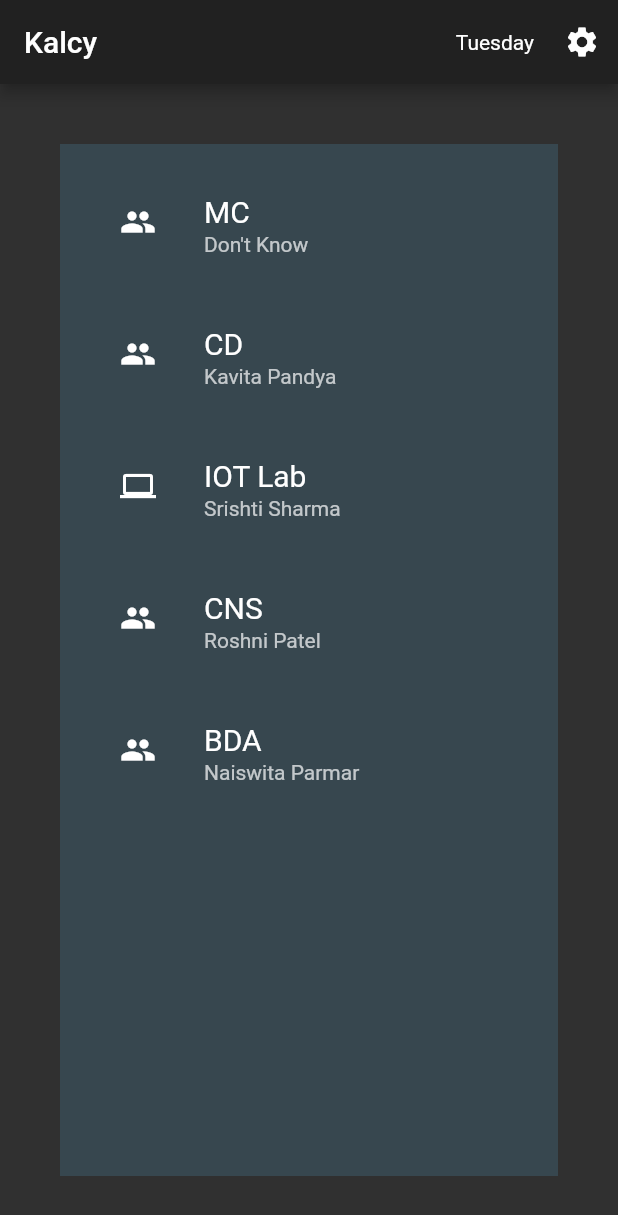
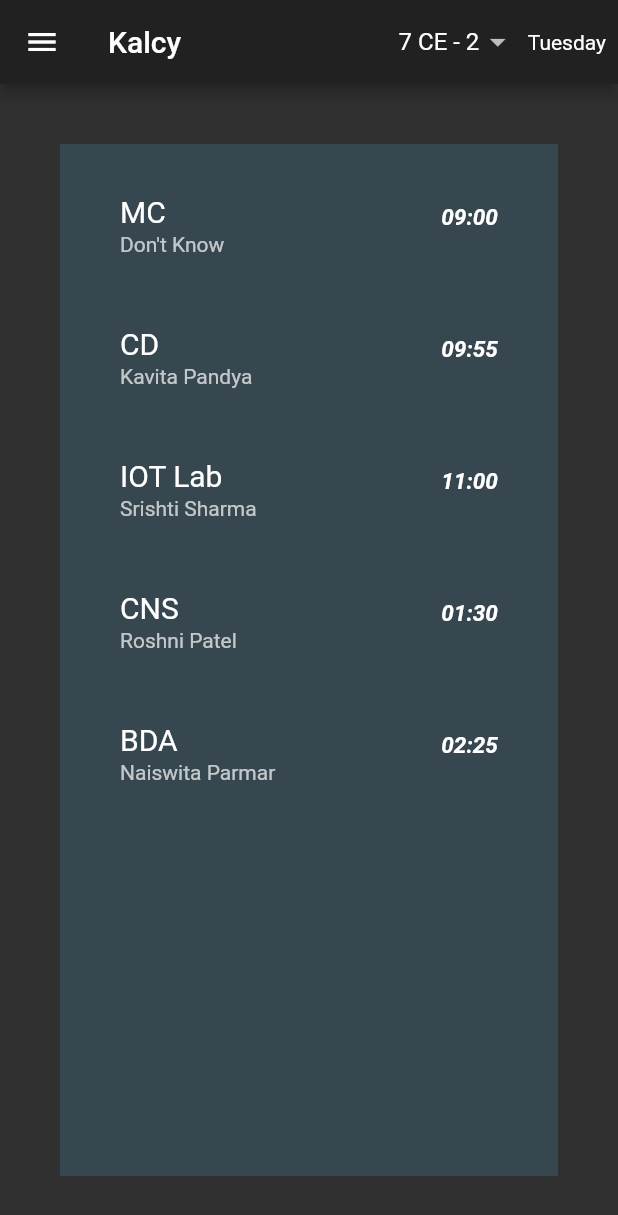
Before and after one commit to piedcipher/kalcy, a Flutter app: the screen it shows after launch, on a phone screen of 412 x 824 dp. Shown: the top 1215 px of the screen. Run offline on Flutter 3.47's test engine with Material 2 defaults, Android fonts, the phone set to English and light mode, and no system bars; drawn by our look-alikes of flip_card.

Commit message:
:clipboard: added more timetables, changed home ui
- Full Timetable for CE, CS is available.
- Starting time of lecture is shown.

```diff
--- a/lib/data/timetable.dart
+++ b/lib/data/timetable.dart
@@ -1,37 +1,161 @@
-Map<int, Map<String, String>> timetable = {
+Map<String, Map<int, Map<String, String>>> timetable = {
+  /* CE 7 - Computer Engineering 7 */
+
+  // 7 CE - 1
+  '7CE1': {
     1: {
-    '9:00': 'IOT',
-    '9:55': 'CNS',
-    '11:00': '.NET Lab',
-    '1:30': '.NET',
-    '2:25': 'MC',
+      '09:00': 'IOT',
+      '09:55': 'CNS',
+      '11:00': 'MC Lab',
+      '01:30': '.NET',
+      '02:25': 'MC',
     },
     2: {
-    '9:00': 'MC',
-    '9:55': 'CD',
-    '11:00': 'IOT Lab',
-    '1:30': 'CNS',
-    '2:25': 'BDA',
+      '09:00': 'MC',
+      '09:55': 'CD',
+      '11:00': 'BDA Lab',
+      '01:30': 'CNS',
+      '02:25': 'BDA',
     },
     3: {
-    '9:00': 'BDA',
-    '9:55': 'IOT',
-    '11:00': 'BDA Lab',
-    '1:30': '.NET',
-    '2:25': 'MC',
+      '09:00': 'BDA',
+      '09:55': 'IOT',
+      '11:00': '.NET Lab',
+      '01:30': '.NET',
+      '02:25': 'MC',
     },
     4: {
-    '9:00': 'MC',
-    '9:55': 'CNS',
-    '11:00': 'MC Lab',
-    '13:30': 'IOT',
-    '14:25': 'CD',
+      '09:00': 'MC',
+      '09:55': 'CNS',
+      '11:00': 'CNS Lab',
+      '01:30': 'IOT',
+      '02:25': 'CD',
     },
     5: {
-    '9:00': '.NET',
-    '9:55': 'BDA',
+      '09:00': '.NET',
+      '09:55': 'BDA',
+      '11:00': 'IOT Lab',
+      '01:30': 'CD',
+      '02:25': 'DM',
+    },
+  },
+
+  // 7 CE - 2
+  '7CE2': {
+    1: {
+      '09:00': 'IOT',
+      '09:55': 'CNS',
+      '11:00': '.NET Lab',
+      '01:30': '.NET',
+      '02:25': 'MC',
+    },
+    2: {
+      '09:00': 'MC',
+      '09:55': 'CD',
+      '11:00': 'IOT Lab',
+      '01:30': 'CNS',
+      '02:25': 'BDA',
+    },
+    3: {
+      '09:00': 'BDA',
+      '09:55': 'IOT',
+      '11:00': 'BDA Lab',
+      '01:30': '.NET',
+      '02:25': 'MC',
+    },
+    4: {
+      '09:00': 'MC',
+      '09:55': 'CNS',
+      '11:00': 'MC Lab',
+      '01:30': 'IOT',
+      '02:25': 'CD',
+    },
+    5: {
+      '09:00': '.NET',
+      '09:55': 'BDA',
       '11:00': 'CNS Lab',
-    '13:30': 'CD',
-    '14:25': 'DM',
+      '01:30': 'CD',
+      '02:25': 'DM',
+    },
+  },
+
+  /* CS 7 - Computer Science 7 */
+
+  // 7 CS - 1
+  '7CS1': {
+    1: {
+      '09:00': 'BDA',
+      '09:55': 'CD',
+      '11:00': 'IOT',
+      '01:30': 'CNS',
+      '02:25': 'BDA Lab',
+    },
+    2: {
+      '09:00': 'CNS',
+      '09:55': '.NET',
+      '11:00': 'MC',
+      '01:30': 'CD',
+      '02:25': 'MC Lab',
+    },
+    3: {
+      '09:00': 'CD',
+      '09:55': 'MC',
+      '11:00': 'CNS',
+      '01:30': 'DM',
+      '02:25': 'IOT Lab',
+    },
+    4: {
+      '09:00': 'IOT',
+      '09:55': 'BDA',
+      '11:00': '.NET',
+      '01:30': 'MC',
+      '02:25': '.NET Lab',
+    },
+    5: {
+      '09:00': 'MC',
+      '09:55': 'IOT',
+      '11:00': '.NET',
+      '01:30': 'BDA',
+      '02:25': 'CNS Lab',
+    },
+  },
+
+  // 7 CE - 2
+  '7CS2': {
+    1: {
+      '09:00': 'BDA',
+      '09:55': 'CD',
+      '11:00': 'IOT',
+      '01:30': 'CNS',
+      '02:25': 'CNS Lab',
+    },
+    2: {
+      '09:00': 'CNS',
+      '09:55': '.NET',
+      '11:00': 'MC',
+      '01:30': 'CD',
+      '02:25': '.NET Lab',
+    },
+    3: {
+      '09:00': 'CD',
+      '09:55': 'MC',
+      '11:00': 'CNS',
+      '01:30': 'DM',
+      '02:25': 'MC Lab',
+    },
+    4: {
+      '09:00': 'IOT',
+      '09:55': 'BDA',
+      '11:00': '.NET',
+      '01:30': 'MC',
+      '02:25': 'BDA Lab',
+    },
+    5: {
+      '09:00': 'MC',
+      '09:55': 'IOT',
+      '11:00': '.NET',
+      '01:30': 'BDA',
+      '02:25': 'IOT Lab',
+    },
   },
 };
--- a/lib/ui/home.dart
+++ b/lib/ui/home.dart
@@ -16,26 +16,31 @@ class HomePage extends StatefulWidget {
 }
 
 class _HomePageState extends State<HomePage> {
-  int weekDay = DateTime.now().weekday;
+  int _weekDay = DateTime.now().weekday;
+  String _class = '7CE2';
 
   @override
   Widget build(BuildContext context) {
     dynamic frontData = 'Holiday';
-    if (weekDay < 6) {
-      frontData = timetable[weekDay]
+    int i = 0;
+    if (_weekDay < 6) {
+      List<String> timings = timetable[_class][_weekDay].keys.toList();
+      frontData = timetable[_class][_weekDay]
           .values
-          .map((lecture) => InkWell(
-                child: ListTile(
-                  leading: lecture.contains('Lab')
-                      ? Icon(Icons.computer)
-                      : Icon(Icons.people),
+          .map((lecture) => ListTile(
+                trailing: Text(
+                  timings[i++],
+                  style: TextStyle(
+                      fontWeight: FontWeight.w600,
+                      fontSize: 15,
+                      fontStyle: FontStyle.italic),
+                ),
                 isThreeLine: true,
                 subtitle: Text(professors[lecture].toString()),
                 title: Text(
                   lecture,
                   style: TextStyle(
                     fontSize: 20,
-                    ),
                   ),
                 ),
               ))
@@ -45,6 +50,41 @@ class _HomePageState extends State<HomePage> {
         appBar: AppBar(
           title: Text('Kalcy'),
           actions: <Widget>[
+            GestureDetector(
+              child: Center(
+                child: Container(
+                  margin: EdgeInsets.only(right: 8),
+                  child: DropdownButtonHideUnderline(
+                    child: DropdownButton(
+                      value: _class,
+                      items: [
+                        DropdownMenuItem(
+                          child: Text('7 CE - 1'),
+                          value: '7CE1',
+                        ),
+                        DropdownMenuItem(
+                          child: Text('7 CE - 2'),
+                          value: '7CE2',
+                        ),
+                        DropdownMenuItem(
+                          child: Text('7 CS - 1'),
+                          value: '7CS1',
+                        ),
+                        DropdownMenuItem(
+                          child: Text('7 CS - 2'),
+                          value: '7CS2',
+                        ),
+                      ],
+                      onChanged: (v) {
+                        setState(() {
+                          _class = v;
+                        });
+                      },
+                    ),
+                  ),
+                ),
+              ),
+            ),
             GestureDetector(
               onTap: () {
                 showModalBottomSheet(
@@ -60,7 +100,7 @@ class _HomePageState extends State<HomePage> {
                                 ),
                                 onTap: () {
                                   setState(() {
-                                    weekDay = DateTime.now().weekday;
+                                    _weekDay = DateTime.now().weekday;
                                     Navigator.of(context).pop();
                                   });
                                 },
@@ -76,7 +116,7 @@ class _HomePageState extends State<HomePage> {
                                 ),
                                 onTap: () {
                                   setState(() {
-                                    weekDay = 1;
+                                    _weekDay = 1;
                                     Navigator.of(context).pop();
                                   });
                                 },
@@ -88,7 +128,7 @@ class _HomePageState extends State<HomePage> {
                                 ),
                                 onTap: () {
                                   setState(() {
-                                    weekDay = 2;
+                                    _weekDay = 2;
                                     Navigator.of(context).pop();
                                   });
                                 },
@@ -100,7 +140,7 @@ class _HomePageState extends State<HomePage> {
                                 ),
                                 onTap: () {
                                   setState(() {
-                                    weekDay = 3;
+                                    _weekDay = 3;
                                     Navigator.of(context).pop();
                                   });
                                 },
@@ -112,7 +152,7 @@ class _HomePageState extends State<HomePage> {
                                 ),
                                 onTap: () {
                                   setState(() {
-                                    weekDay = 4;
+                                    _weekDay = 4;
                                     Navigator.of(context).pop();
                                   });
                                 },
@@ -124,7 +164,7 @@ class _HomePageState extends State<HomePage> {
                                 ),
                                 onTap: () {
                                   setState(() {
-                                    weekDay = 5;
+                                    _weekDay = 5;
                                     Navigator.of(context).pop();
                                   });
                                 },
@@ -136,17 +176,36 @@ class _HomePageState extends State<HomePage> {
               child: Center(
                 child: Container(
                   margin: EdgeInsets.only(right: 8),
-                  child: Text(days[weekDay]),
+                  child: Text(days[_weekDay]),
                 ),
               ),
             ),
-            IconButton(
-              onPressed: () {
+          ],
+        ),
+        drawer: Drawer(
+          child: ListView(
+            children: <Widget>[
+              DrawerHeader(
+                decoration: BoxDecoration(color: Colors.blueGrey[800]),
+                child: Center(
+                    child: FlutterLogo(
+                  colors: Colors.yellow,
+                  size: 50,
+                )),
+              ),
+              InkWell(
+                splashColor: Colors.white,
+                child: ListTile(
+                  leading: Icon(Icons.settings),
+                  title: Text('Settings'),
+                  onTap: () {
+                    Navigator.pop(context);
                     Navigator.pushNamed(context, '/settings');
                   },
-              icon: Icon(Icons.settings),
+                ),
               )
             ],
+          ),
         ),
         body: FlipCard(
           front: FrontCard(frontData),
```
Lines whose indentation alone changed are shown as unchanged.
